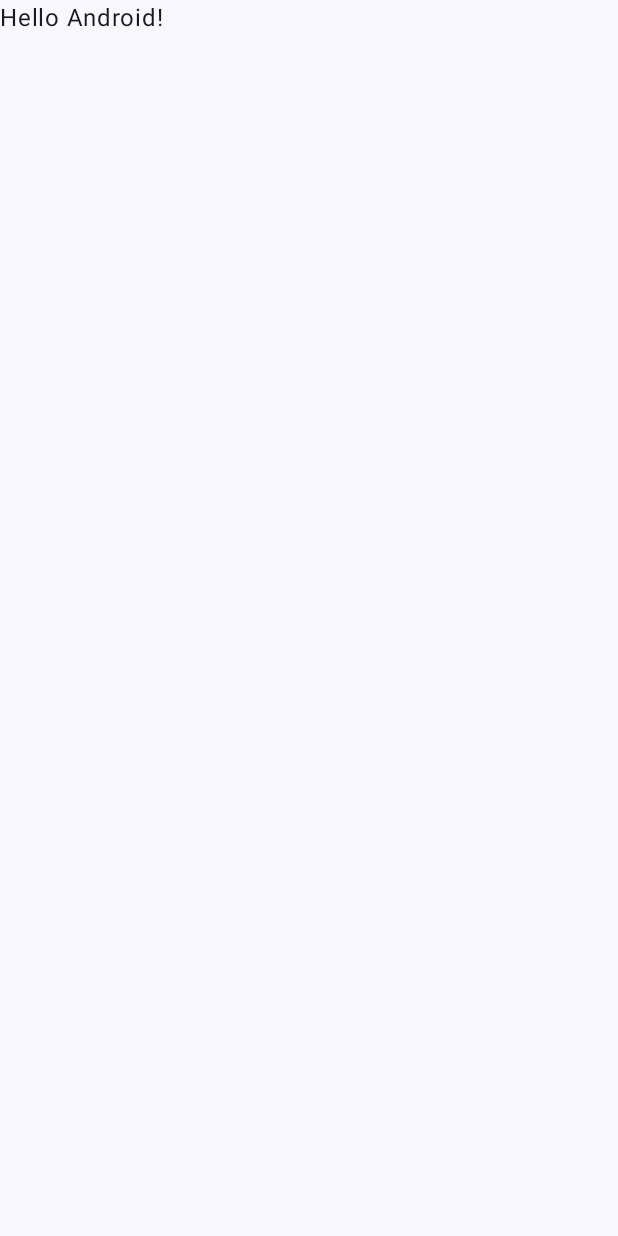
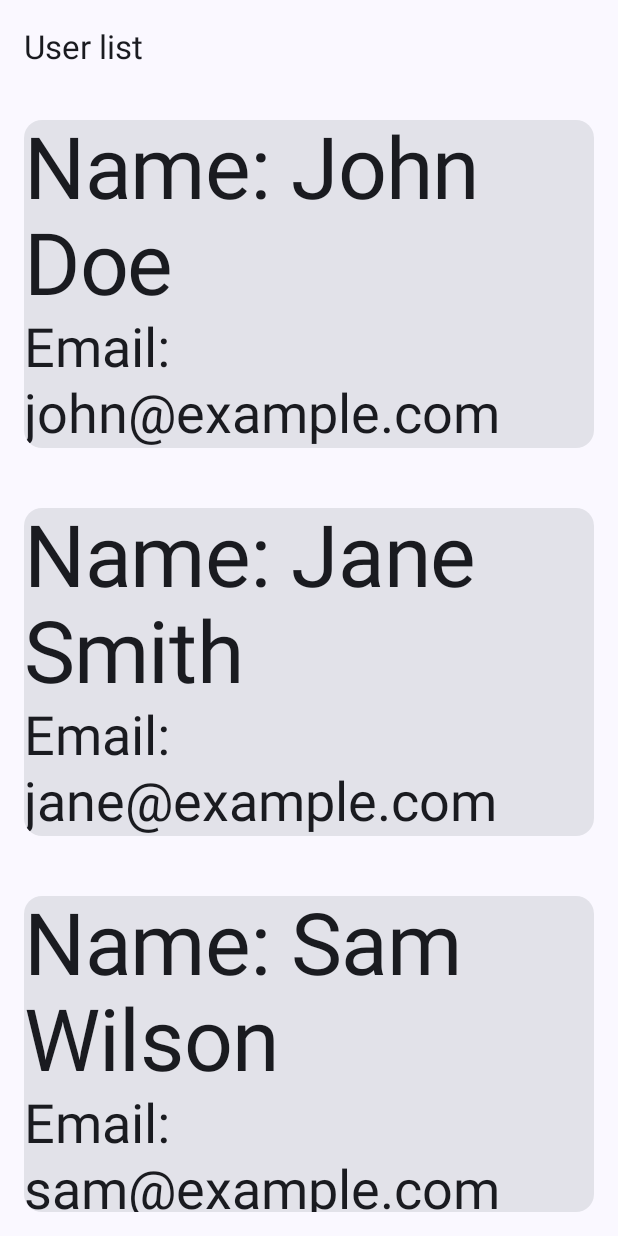
Before and after one commit to apsommer/ComposeMVVM, an Android app built with Jetpack Compose: the screen it shows after launch (MainActivity), on a phone screen of 412 x 824 dp. Before the commit the screen is almost empty. Run offline under Robolectric (Android 15) with nearby library versions, the phone set to English and light mode, and no system bars; our stand-ins replace Dagger/Hilt's generated code.

Commit message:
feat: Design user list ui

```diff
--- a/app/build.gradle.kts
+++ b/app/build.gradle.kts
@@ -71,6 +71,7 @@ dependencies {
 
     implementation(libs.hilt.android)
     kapt(libs.hilt.android.compiler)
+    implementation(libs.androidx.hilt.navigation.compose)
 }
 
 // allow references to generated code
--- a/app/src/main/java/com/sommerengineering/composemvvm/Composables.kt
+++ b/app/src/main/java/com/sommerengineering/composemvvm/Composables.kt
@@ -1,8 +1,51 @@
 package com.sommerengineering.composemvvm
 
+import androidx.compose.foundation.layout.Column
+import androidx.compose.foundation.layout.Spacer
+import androidx.compose.foundation.layout.fillMaxSize
+import androidx.compose.foundation.layout.height
+import androidx.compose.foundation.layout.padding
+import androidx.compose.material3.Card
+import androidx.compose.material3.ExperimentalMaterial3Api
+import androidx.compose.material3.MaterialTheme
+import androidx.compose.material3.Scaffold
+import androidx.compose.material3.Text
+import androidx.compose.material3.TopAppBar
 import androidx.compose.runtime.Composable
+import androidx.compose.ui.Modifier
+import androidx.compose.ui.unit.dp
+import androidx.hilt.navigation.compose.hiltViewModel
+
+@OptIn(ExperimentalMaterial3Api::class)
+@Composable
+fun UserListScreen(viewModel: UserViewModel = hiltViewModel()) {
+
+    val users = viewModel.users.value
+
+    Scaffold(
+        topBar = {
+            TopAppBar(title = { Text("User list")})
+        }) { padding ->
+
+        Column(
+            modifier = Modifier
+                .fillMaxSize()
+                .padding(padding)) {
+
+            users.forEach {
+                UserCard(it)
+                Spacer(modifier = Modifier.height(8.dp))
+            }
+        }
+    }
+}
 
 @Composable
-fun UserListScreen(viewModel: UserViewModel) {
+fun UserCard(user: User) {
+    Card(
+        modifier = Modifier.padding(16.dp)) {
 
+        Text(text = "Name: ${user.name}", style = MaterialTheme.typography.displayLarge)
+        Text(text ="Email: ${user.email}", style = MaterialTheme.typography.displaySmall)
+    }
 }
--- a/app/src/main/java/com/sommerengineering/composemvvm/MainActivity.kt
+++ b/app/src/main/java/com/sommerengineering/composemvvm/MainActivity.kt
@@ -4,44 +4,28 @@ import android.os.Bundle
 import androidx.activity.ComponentActivity
 import androidx.activity.compose.setContent
 import androidx.activity.enableEdgeToEdge
-import androidx.compose.foundation.layout.fillMaxSize
-import androidx.compose.foundation.layout.padding
-import androidx.compose.material3.Scaffold
-import androidx.compose.material3.Text
 import androidx.compose.runtime.Composable
-import androidx.compose.ui.Modifier
 import androidx.compose.ui.tooling.preview.Preview
 import com.sommerengineering.composemvvm.ui.theme.ComposeMVVMTheme
+import dagger.hilt.android.AndroidEntryPoint
 
+@AndroidEntryPoint
 class MainActivity : ComponentActivity() {
     override fun onCreate(savedInstanceState: Bundle?) {
         super.onCreate(savedInstanceState)
         enableEdgeToEdge()
         setContent {
             ComposeMVVMTheme {
-                Scaffold(modifier = Modifier.fillMaxSize()) { innerPadding ->
-                    Greeting(
-                        name = "Android",
-                        modifier = Modifier.padding(innerPadding)
-                    )
-                }
+                UserListScreen()
             }
         }
     }
-}
-
-@Composable
-fun Greeting(name: String, modifier: Modifier = Modifier) {
-    Text(
-        text = "Hello $name!",
-        modifier = modifier
-    )
 }
 
 @Preview(showBackground = true)
 @Composable
 fun GreetingPreview() {
     ComposeMVVMTheme {
-        Greeting("Android")
+        UserListScreen()
     }
 }
--- a/gradle/libs.versions.toml
+++ b/gradle/libs.versions.toml
@@ -1,17 +1,19 @@
 [versions]
-agp = "8.6.0"
+agp = "8.6.1"
 hiltAndroid = "2.51.1"
+hiltNavigationCompose = "1.2.0"
 kotlin = "1.9.0"
 coreKtx = "1.15.0"
 junit = "4.13.2"
 junitVersion = "1.2.1"
 espressoCore = "3.6.1"
 lifecycleRuntimeKtx = "2.8.7"
-activityCompose = "1.10.0"
-composeBom = "2024.04.01"
+activityCompose = "1.10.1"
+composeBom = "2025.02.00"
 
 [libraries]
 androidx-core-ktx = { group = "androidx.core", name = "core-ktx", version.ref = "coreKtx" }
+androidx-hilt-navigation-compose = { module = "androidx.hilt:hilt-navigation-compose", version.ref = "hiltNavigationCompose" }
 hilt-android = { module = "com.google.dagger:hilt-android", version.ref = "hiltAndroid" }
 hilt-android-compiler = { module = "com.google.dagger:hilt-android-compiler", version.ref = "hiltAndroid" }
 junit = { group = "junit", name = "junit", version.ref = "junit" }
```
